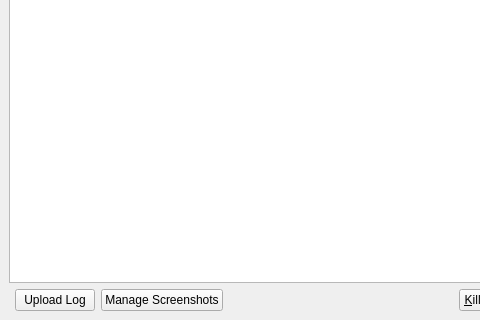
This is gui/ConsoleWindow.ui in FreesmTeam/FreesmLauncher as Qt 5 draws it before an edit; both pictures show x 0 to 480 and y 120 to 440 of the 640 by 440 pixel window. The edited form follows.
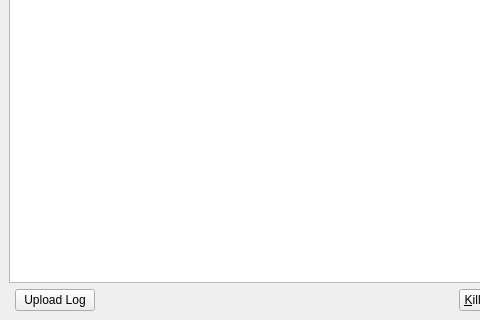
This is the edited form.

```diff
--- a/gui/ConsoleWindow.ui
+++ b/gui/ConsoleWindow.ui
@@ -49,13 +49,6 @@
         </property>
        </widget>
       </item>
-      <item>
-       <widget class="QPushButton" name="btnScreenshots">
-        <property name="text">
-         <string>Manage Screenshots</string>
-        </property>
-       </widget>
-      </item>
       <item>
        <spacer name="horizontalSpacer">
         <property name="orientation">
```
